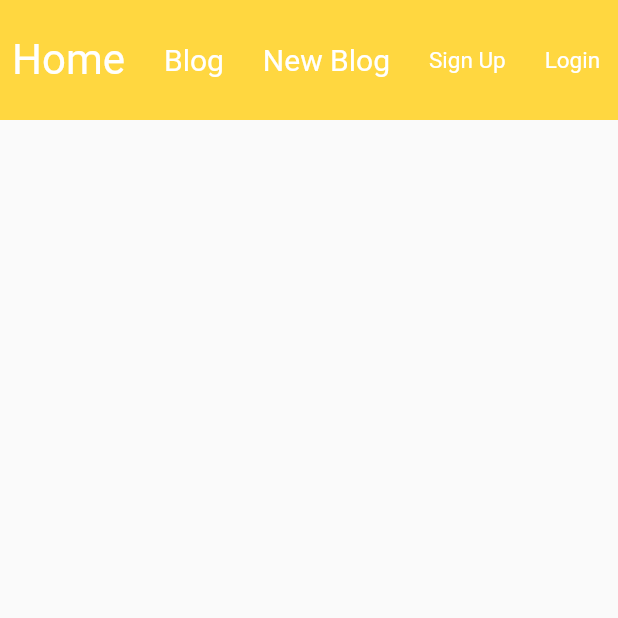
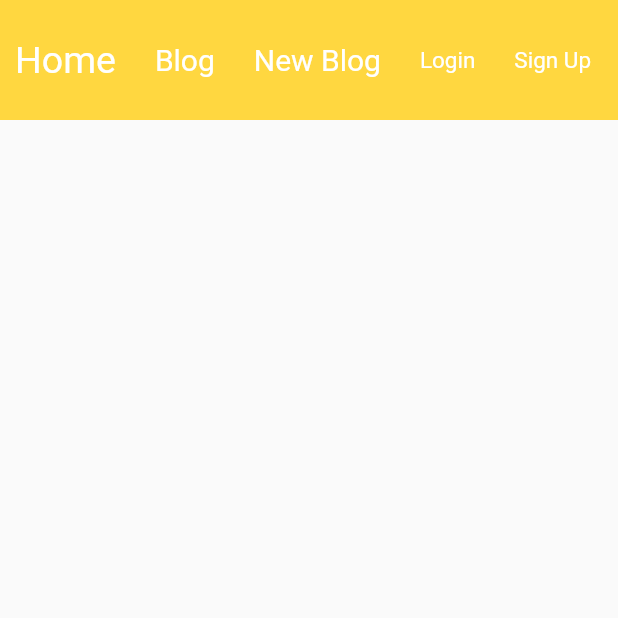
Before and after one commit to abhirup-deb/Blog_flutterWeb, a Flutter app: the screen it shows after launch, on a phone screen of 412 x 824 dp, the top half of it. Run offline on Flutter 3.47's test engine with Material 2 defaults, Android fonts, the phone set to English and light mode, and no system bars.

Commit message:
Code Refactored

```diff
--- a/lib/Homepage.dart
+++ b/lib/Homepage.dart
@@ -19,50 +19,23 @@ class _HomeState extends State<Home>{
             child: Row(
               mainAxisAlignment: MainAxisAlignment.end,
               children: <Widget>[
-               Container(
-                 padding: EdgeInsets.all(8.0),
-                 child: Text("Home",
-                 style: TextStyle(fontSize: 28.0,color: Colors.white,),
-                ),
-                ),
+               Button(txt: 'Home',size: 25.0,),
                SizedBox(
                   width: 10.0,
                 ),
-                Container(
-                  padding: EdgeInsets.all(8.0),
-                  child: Text("Blog",
-                    style: TextStyle(fontSize: 20.0,color: Colors.white,),
-                  ),
-                ),
+                Button(txt: 'Blog',size: 20.0),
                 SizedBox(
                   width: 10.0,
                 ),
-                Container(
-                  padding: EdgeInsets.all(8.0),
-                  child: Text("New Blog",
-                    style: TextStyle(fontSize: 20.0,color: Colors.white,),
-                  ),
-                ),
+                Button(txt: 'New Blog',size: 20.0),
                 SizedBox(
                   width: 10.0,
                 ),
-                Container(
-                  padding: EdgeInsets.all(8.0),
-                  child: Text("Sign Up",
-                    style: TextStyle(fontSize: 15.0,color: Colors.white,),
-                    textAlign: TextAlign.right,
-                  ),
-                ),
+                Button(txt: 'Login',size: 15.0),
                 SizedBox(
                   width: 10.0,
                 ),
-                Container(
-                  padding: EdgeInsets.all(8.0),
-                  child: Text("Login",
-                    style: TextStyle(fontSize: 15.0,color: Colors.white,),
-                    textAlign: TextAlign.right,
-                  ),
-                ),
+                Button(txt: 'Sign Up',size: 15.0),
                 SizedBox(
                   width: 10.0,
                 ),
@@ -74,3 +47,18 @@ class _HomeState extends State<Home>{
     );
   }
 }
+
+class Button extends StatelessWidget {
+  const Button({this.txt,this.size});
+  final String txt;
+  final double size;
+  @override
+  Widget build(BuildContext context) {
+    return Container(
+      padding: EdgeInsets.all(8.0),
+      child: Text('$txt',
+      style: TextStyle(fontSize: size,color: Colors.white,),
+     ),
+     );
+  }
+}
```
